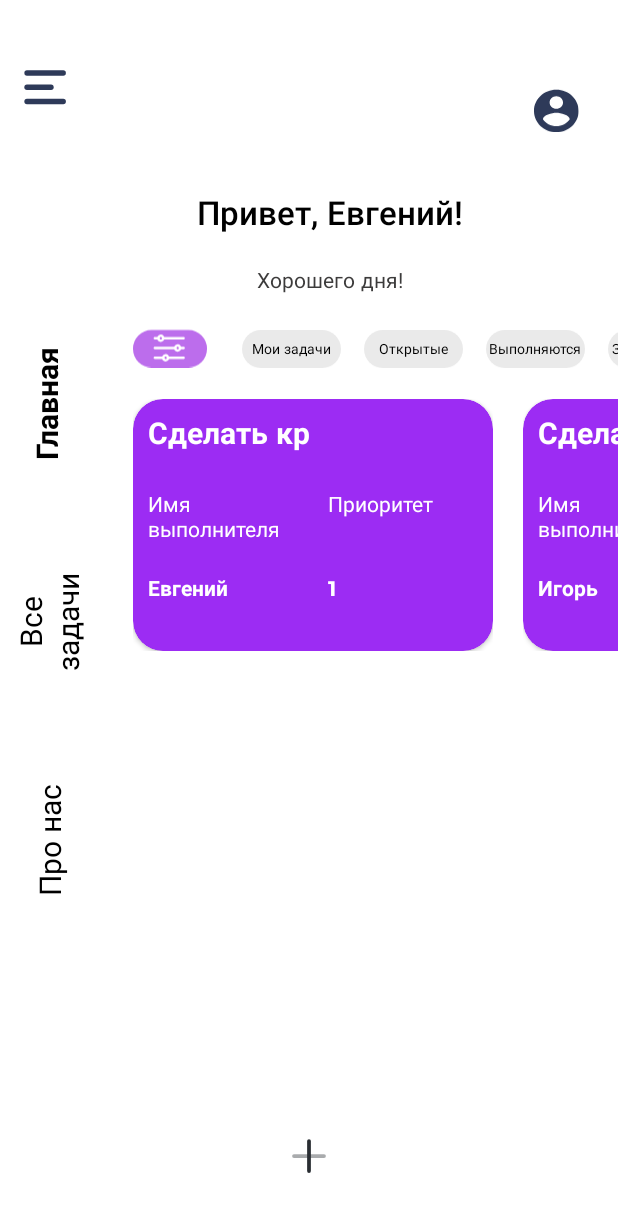
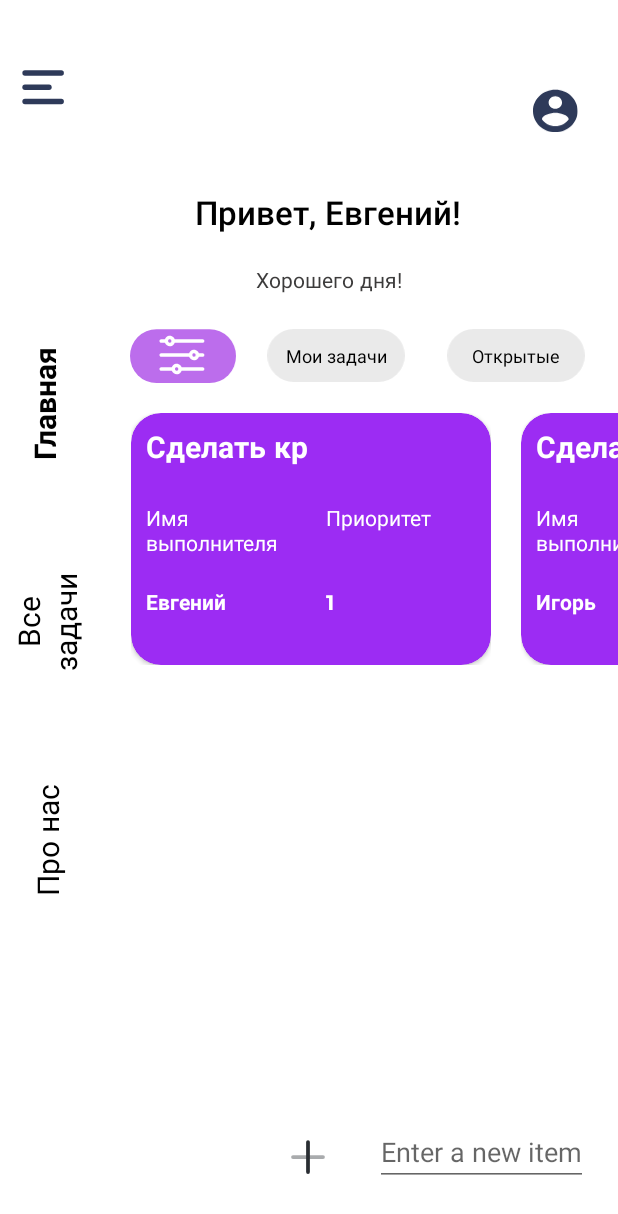
Before and after one commit to EvgenDas/AndroidTaskManager, an Android app: the screen it shows after launch (MainActivity), on a phone screen of 412 x 824 dp. Shown: the top 1214 px of the screen. Run offline under Robolectric (Android 15) with nearby library versions, the phone set to English and light mode, and no system bars.

Commit message:
Обновлена главная страница, начал создание страницы добавления задачи

```diff
--- a/app/src/main/java/com/dashencko/androidtaskmanager/Adapters/TaskAdapter.java
+++ b/app/src/main/java/com/dashencko/androidtaskmanager/Adapters/TaskAdapter.java
@@ -42,7 +42,6 @@ public class TaskAdapter extends RecyclerView.Adapter<TaskAdapter.TaskViewHolder
 
 
         holder.taskTitle.setText(tasks.get(position).getTitle());
-//        holder.taskDescription.setText(tasks.get(position).getDescription());
         holder.taskPriority.setText(tasks.get(position).getPriority());
         holder.taskName.setText(tasks.get(position).getName());
 
--- a/app/src/main/java/com/dashencko/androidtaskmanager/MainActivity.java
+++ b/app/src/main/java/com/dashencko/androidtaskmanager/MainActivity.java
@@ -6,6 +6,9 @@ import androidx.recyclerview.widget.RecyclerView;
 
 import android.annotation.SuppressLint;
 import android.os.Bundle;
+import android.view.View;
+import android.widget.ArrayAdapter;
+import android.widget.EditText;
 
 import com.dashencko.androidtaskmanager.Adapters.CategoryAdapter;
 import com.dashencko.androidtaskmanager.Adapters.TaskAdapter;
@@ -16,6 +19,7 @@ import java.util.ArrayList;
 import java.util.List;
 
 public class MainActivity extends AppCompatActivity {
+    private ArrayAdapter<String> itemsAdapter;
     RecyclerView categoryRecycler, taskRecycler;
     CategoryAdapter categoryAdapter;
 
@@ -42,13 +46,11 @@ public class MainActivity extends AppCompatActivity {
 
         setCategoryRecycler(categoryList);
 
-
         taskList.add(new Task(1, "Сделать кр", "Сделать кр до завтра", "Евгений", "1", "#9C2CF3", 2));
         taskList.add(new Task(2, "Сделать курсовую", "Сделать до завтра", "Игорь", "1", "#9C2CF3", 3));
         taskList.add(new Task(3, "Пройти курс", "Пройти курс на степике", "Борис", "2", "#9C2CF3", 4));
 
         FullTaskList.addAll(taskList);
-
 
         setTaskRecycler(taskList);
     }
@@ -74,6 +76,12 @@ public class MainActivity extends AppCompatActivity {
         categoryRecycler.setAdapter(categoryAdapter);
 
     }
+    public void onAddItem(View v) {
+        EditText etNewItem = (EditText) findViewById(R.id.etNewItem);
+        String itemText = etNewItem.getText().toString();
+        itemsAdapter.add(itemText);
+        etNewItem.setText("");
+    }
 
     @SuppressLint("NotifyDataSetChanged")
     public static void showTaskByCategory(int category) {
@@ -88,16 +96,10 @@ public class MainActivity extends AppCompatActivity {
                 if (x.getCategory() == category)
                     filterTask.add(x);
             });
-
             taskList.clear();
             taskList.addAll(filterTask);
-
             taskAdapter.notifyDataSetChanged();
 
         }
-
-
     }
-
-
 }
--- a/app/src/main/java/com/dashencko/androidtaskmanager/TaskPage.java
+++ b/app/src/main/java/com/dashencko/androidtaskmanager/TaskPage.java
@@ -22,7 +22,7 @@ public class TaskPage extends AppCompatActivity  {
 
         taskBg.setBackgroundColor(getIntent().getIntExtra("taskBg", 0));
         taskTitle.setText(getIntent().getStringExtra("taskTitle"));
-        taskName.setText(getIntent().getStringExtra("taskTitle"));
+        taskName.setText(getIntent().getStringExtra("taskName"));
         taskPriority.setText(getIntent().getStringExtra("taskPriority"));
         taskDescription.setText(getIntent().getStringExtra("taskDescription"));
 
--- a/app/src/main/res/drawable/add_svgrepo_com.xml
+++ b/app/src/main/res/drawable/add_svgrepo_com.xml
@@ -1,22 +1,10 @@
-<vector xmlns:android="http://schemas.android.com/apk/res/android"
-    android:width="800dp"
-    android:height="800dp"
-    android:viewportWidth="24"
-    android:viewportHeight="24">
-  <path
-      android:pathData="M6,12H18"
-      android:strokeAlpha="0.4"
-      android:strokeLineJoin="round"
-      android:strokeWidth="1.5"
-      android:fillColor="#00000000"
-      android:strokeColor="#292D32"
-      android:fillAlpha="0.4"
-      android:strokeLineCap="round"/>
-  <path
-      android:pathData="M12,18V6"
-      android:strokeLineJoin="round"
-      android:strokeWidth="1.5"
-      android:fillColor="#00000000"
-      android:strokeColor="#292D32"
-      android:strokeLineCap="round"/>
+<vector android:height="40dp" android:viewportHeight="24"
+    android:viewportWidth="24" android:width="40dp" xmlns:android="http://schemas.android.com/apk/res/android">
+    <path android:fillAlpha="0.4" android:fillColor="#00000000"
+        android:pathData="M6,12H18" android:strokeAlpha="0.4"
+        android:strokeColor="#292D32" android:strokeLineCap="round"
+        android:strokeLineJoin="round" android:strokeWidth="1.5"/>
+    <path android:fillColor="#00000000" android:pathData="M12,18V6"
+        android:strokeColor="#292D32" android:strokeLineCap="round"
+        android:strokeLineJoin="round" android:strokeWidth="1.5"/>
 </vector>
--- /dev/null
+++ b/app/src/main/res/drawable/rectangle_11.xml
@@ -0,0 +1,9 @@
+<vector xmlns:android="http://schemas.android.com/apk/res/android"
+    android:width="93dp"
+    android:height="36dp"
+    android:viewportWidth="93"
+    android:viewportHeight="36">
+  <path
+      android:pathData="M18,0L75,0A18,18 0,0 1,93 18L93,18A18,18 0,0 1,75 36L18,36A18,18 0,0 1,0 18L0,18A18,18 0,0 1,18 0z"
+      android:fillColor="#EAEAEA"/>
+</vector>
--- /dev/null
+++ b/app/src/main/res/drawable/rectangle_2.xml
@@ -0,0 +1,4 @@
+<vector android:height="50dp" android:viewportHeight="24"
+    android:viewportWidth="62" android:width="10dp" xmlns:android="http://schemas.android.com/apk/res/android">
+    <path android:fillColor="#EAEAEA" android:pathData="M12,0L50,0A12,12 0,0 1,62 12L62,12A12,12 0,0 1,50 24L12,24A12,12 0,0 1,0 12L0,12A12,12 0,0 1,12 0z"/>
+</vector>
--- a/app/src/main/res/layout/activity_main.xml
+++ b/app/src/main/res/layout/activity_main.xml
@@ -68,10 +68,11 @@
             android:id="@+id/categoryRecycler"
             android:layout_width="0dp"
             android:layout_height="0dp"
-            android:layout_marginStart="23dp"
+            android:layout_marginStart="10dp"
+            android:layout_marginTop="1dp"
             app:layout_constraintBottom_toBottomOf="@+id/imageView3"
             app:layout_constraintEnd_toEndOf="parent"
-            app:layout_constraintHorizontal_bias="0.0"
+            app:layout_constraintHorizontal_bias="1.0"
             app:layout_constraintStart_toEndOf="@+id/imageView3"
             app:layout_constraintTop_toTopOf="@+id/imageView3"
             app:layout_constraintVertical_bias="0.0"
@@ -79,8 +80,8 @@
 
         <ImageView
             android:id="@+id/imageView3"
-            android:layout_width="49dp"
-            android:layout_height="28dp"
+            android:layout_width="72dp"
+            android:layout_height="37dp"
             android:layout_marginStart="48dp"
             android:layout_marginTop="20dp"
             android:layout_marginBottom="534dp"
@@ -198,19 +199,43 @@
             app:layout_constraintTop_toBottomOf="@+id/categoryRecycler"
             app:layout_constraintVertical_bias="1.0" />
 
-        <ImageView
-            android:id="@+id/imageView6"
-            android:layout_width="40dp"
-            android:layout_height="40dp"
+
+        <ImageButton
+            android:id="@+id/btnAddItem"
+            android:layout_width="50dp"
+            android:layout_height="50dp"
             android:layout_marginStart="157dp"
             android:layout_marginTop="73dp"
             android:layout_marginEnd="157dp"
             android:layout_marginBottom="30dp"
+            android:background="#00FFFFFF"
+            android:onClick="onAddItem"
+            android:src="@drawable/add_svgrepo_com"
             app:layout_constraintBottom_toBottomOf="parent"
             app:layout_constraintEnd_toEndOf="parent"
             app:layout_constraintStart_toStartOf="@+id/constraintLayout1"
             app:layout_constraintTop_toBottomOf="@+id/taskRecycler"
-            app:srcCompat="@drawable/add_svgrepo_com" />
+            tools:src="@drawable/add_svgrepo_com" />
+
+        <EditText
+            android:id="@+id/etNewItem"
+            android:layout_width="wrap_content"
+            android:layout_height="wrap_content"
+            android:layout_alignTop="@+id/btnAddItem"
+            android:layout_alignParentStart="true"
+            android:layout_alignParentLeft="true"
+            android:layout_alignParentBottom="true"
+            android:layout_marginStart="32dp"
+            android:layout_marginTop="71dp"
+            android:layout_marginEnd="32dp"
+            android:layout_marginBottom="34dp"
+            android:layout_toStartOf="@+id/btnAddItem"
+            android:layout_toLeftOf="@+id/btnAddItem"
+            android:hint="Enter a new item"
+            app:layout_constraintBottom_toBottomOf="parent"
+            app:layout_constraintEnd_toEndOf="parent"
+            app:layout_constraintStart_toEndOf="@+id/btnAddItem"
+            app:layout_constraintTop_toBottomOf="@+id/taskRecycler" />
 
 
     </androidx.constraintlayout.widget.ConstraintLayout>
--- a/app/src/main/res/layout/category_item.xml
+++ b/app/src/main/res/layout/category_item.xml
@@ -9,12 +9,13 @@
 
     <ImageView
         android:id="@+id/imageView3"
-        android:layout_width="66dp"
-        android:layout_height="29dp"
+        android:layout_width="97dp"
+        android:layout_height="35dp"
+        android:layout_marginStart="7dp"
         android:contentDescription="@string/app_name"
         app:layout_constraintStart_toStartOf="parent"
         app:layout_constraintTop_toTopOf="parent"
-        app:srcCompat="@drawable/rectangle_1" />
+        app:srcCompat="@drawable/rectangle_11" />
 
     <TextView
         android:id="@+id/categoryTitle"
@@ -23,7 +24,7 @@
         android:fontFamily="@font/montserrat"
         android:text="Мои задачи"
         android:textColor="@color/black"
-        android:textSize="9sp"
+        android:textSize="12sp"
         app:layout_constraintBottom_toBottomOf="@+id/imageView3"
         app:layout_constraintEnd_toEndOf="@+id/imageView3"
         app:layout_constraintStart_toStartOf="@+id/imageView3"
```
Also changed, not shown: app/src/main/java/com/dashencko/androidtaskmanager/Adapters/CategoryAdapter.java (+0 -8 lines).
